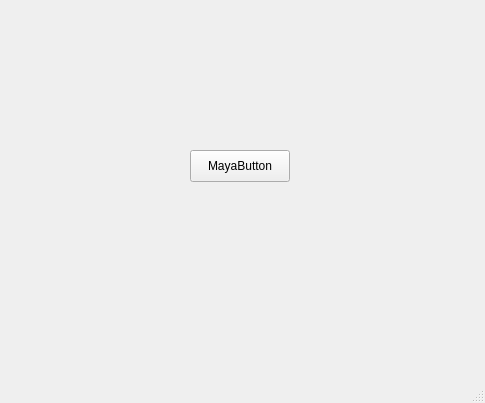
First picture: the form in mainwindow.ui, repository Ling2251/CS1C-Qt-Group-Project, before the edit.
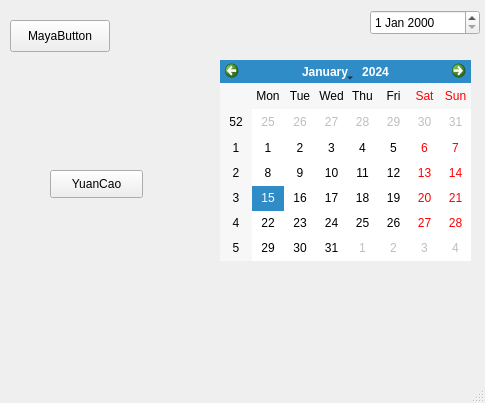
Second picture: the form after the edit.

What changed in the file:
```diff
--- a/mainwindow.ui
+++ b/mainwindow.ui
@@ -17,8 +17,8 @@
    <widget class="QPushButton" name="pushButton">
     <property name="geometry">
      <rect>
-      <x>190</x>
-      <y>150</y>
+      <x>10</x>
+      <y>20</y>
       <width>100</width>
       <height>32</height>
      </rect>
@@ -27,6 +27,39 @@
      <string>MayaButton</string>
     </property>
    </widget>
+   <widget class="QDateEdit" name="dateEdit">
+    <property name="geometry">
+     <rect>
+      <x>370</x>
+      <y>10</y>
+      <width>110</width>
+      <height>25</height>
+     </rect>
+    </property>
+   </widget>
+   <widget class="QCalendarWidget" name="calendarWidget">
+    <property name="geometry">
+     <rect>
+      <x>220</x>
+      <y>60</y>
+      <width>251</width>
+      <height>201</height>
+     </rect>
+    </property>
+   </widget>
+   <widget class="QPushButton" name="pushButton_2">
+    <property name="geometry">
+     <rect>
+      <x>50</x>
+      <y>170</y>
+      <width>93</width>
+      <height>28</height>
+     </rect>
+    </property>
+    <property name="text">
+     <string>YuanCao</string>
+    </property>
+   </widget>
   </widget>
   <widget class="QMenuBar" name="menubar">
    <property name="geometry">
```
Left out of the diff: 21 changed lines with no effect on the pictures.
